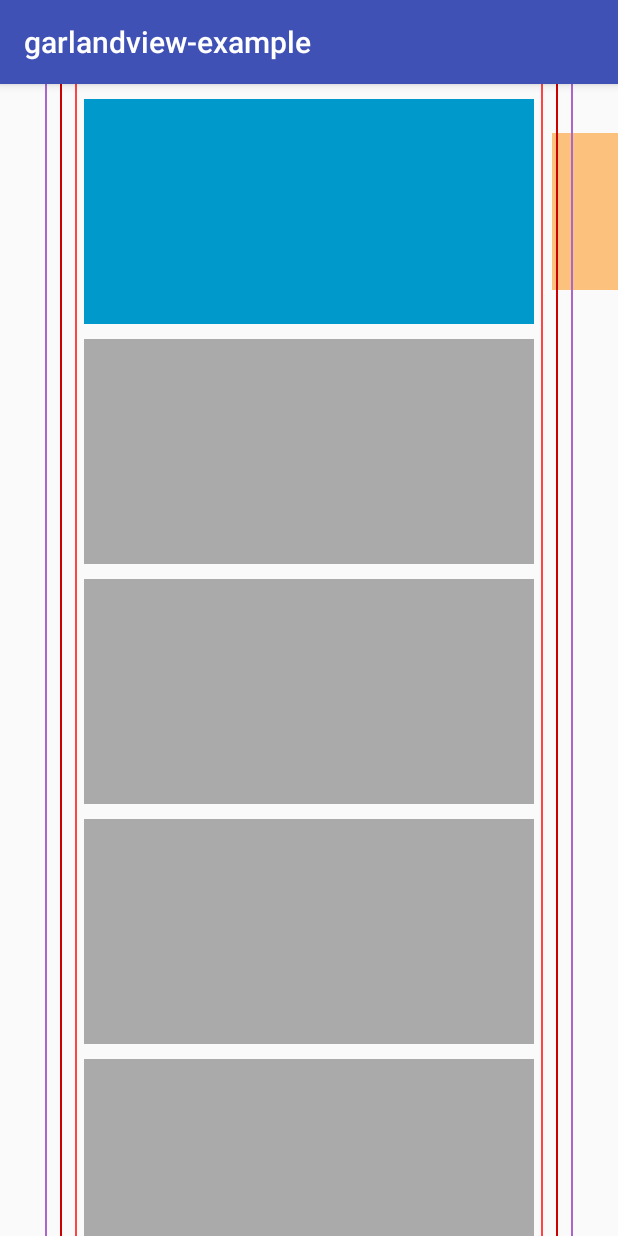
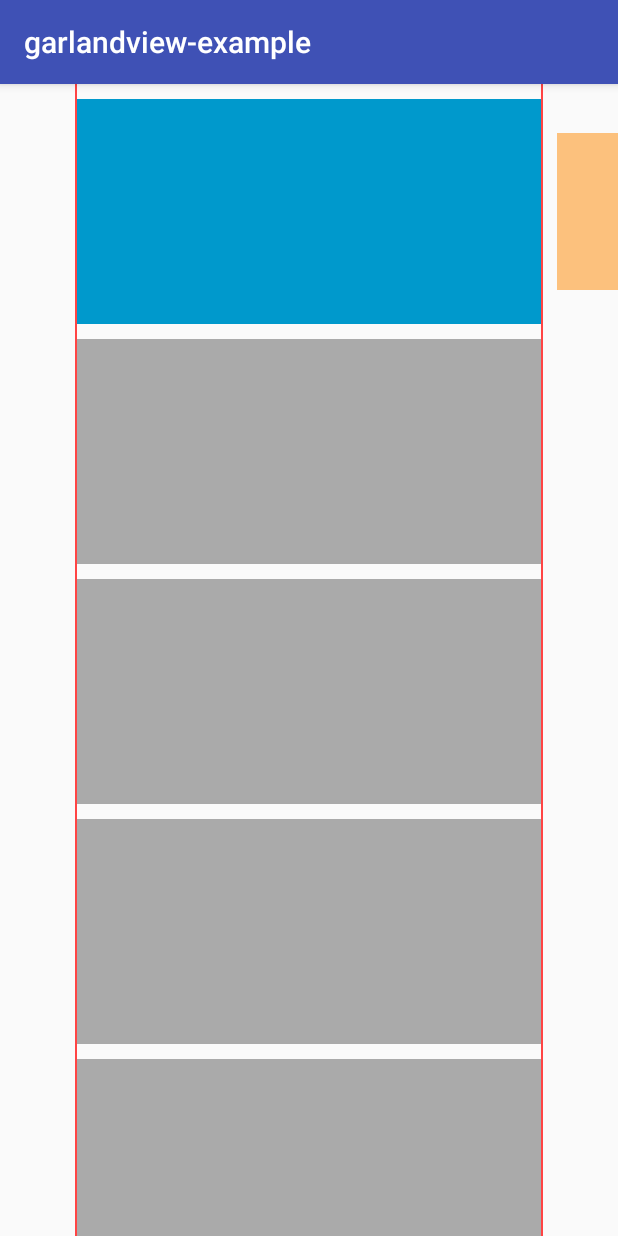
Before and after one commit to Ramotion/garland-view-android, an Android app: the screen it shows after launch (MainActivity), on a phone screen of 412 x 824 dp. Run offline under Robolectric (Android 15) with nearby library versions, the phone set to English and light mode, and no system bars.

Commit message:
Fix view layout in TailLayoutManager

```diff
--- a/garland-view-example/src/main/java/com/ramotion/garlandview/example/tail/AlphaScalePageTransformer.java
+++ b/garland-view-example/src/main/java/com/ramotion/garlandview/example/tail/AlphaScalePageTransformer.java
@@ -13,8 +13,8 @@ public class AlphaScalePageTransformer implements TailLayoutManager.PageTransfor
     private static final float INACTIVE_SCALE = 0.7f;
     private static final float INACTIVE_ALPHA = 0.5f;
     private static final float INACTIVE_ALPHA_CHILD = 0.0f;
-
-    private static final int OFFSET_MAX = 300;
+    private static final float PIVOT_X_SCALE = 0.8f;
+    private static final int OFFSET_MAX = 200;
 
     @Override
     public void transformPage(@NonNull View page, float position) {
@@ -46,8 +46,8 @@ public class AlphaScalePageTransformer implements TailLayoutManager.PageTransfor
             pivotRatio = 1;
         }
 
-        final int half = page.getWidth() / 2;
-        final float pivotX = half - pivotRatio * half;
+        final float half = page.getWidth() / 2;
+        final float pivotX = half - pivotRatio * half * PIVOT_X_SCALE;
 
         final int childHeight = ll.getChildAt(0).getHeight();
         final float yOffset = (childHeight - childHeight * scale) / 2;
--- a/garland-view-example/src/main/java/com/ramotion/garlandview/example/tail/TailLayoutManager.java
+++ b/garland-view-example/src/main/java/com/ramotion/garlandview/example/tail/TailLayoutManager.java
@@ -174,7 +174,7 @@ public class TailLayoutManager extends RecyclerView.LayoutManager
             } else {
                 view = recycler.getViewForPosition(pos);
                 addView(view);
-                measureChildWithMargins(view, 0, 0);
+                measureChildWithMargins(view, mSideOffset * 2, 0);
                 layoutDecorated(view, viewLeft, 0, viewLeft + viewWidth, getDecoratedMeasuredHeight(view));
             }
 
--- a/garland-view-example/src/main/res/layout/activity_main.xml
+++ b/garland-view-example/src/main/res/layout/activity_main.xml
@@ -24,32 +24,4 @@
         android:layout_marginEnd="50dp"
         android:background="@android:color/holo_red_light"/>
 
-    <View
-        android:layout_width="1dp"
-        android:layout_height="match_parent"
-        android:layout_gravity="start|center_vertical"
-        android:layout_marginStart="40dp"
-        android:background="@android:color/holo_red_dark"/>
-
-    <View
-        android:layout_width="1dp"
-        android:layout_height="match_parent"
-        android:layout_gravity="end|center_vertical"
-        android:layout_marginEnd="40dp"
-        android:background="@android:color/holo_red_dark"/>
-
-    <View
-        android:layout_width="1dp"
-        android:layout_height="match_parent"
-        android:layout_gravity="start|center_vertical"
-        android:layout_marginStart="30dp"
-        android:background="@android:color/holo_purple"/>
-
-    <View
-        android:layout_width="1dp"
-        android:layout_height="match_parent"
-        android:layout_gravity="end|center_vertical"
-        android:layout_marginEnd="30dp"
-        android:background="@android:color/holo_purple"/>
-
 </FrameLayout>
--- a/garland-view-example/src/main/res/layout/tail_item_1.xml
+++ b/garland-view-example/src/main/res/layout/tail_item_1.xml
@@ -1,6 +1,6 @@
 <?xml version="1.0" encoding="utf-8"?>
 <FrameLayout xmlns:android="http://schemas.android.com/apk/res/android"
-    android:layout_width="@dimen/tail_item_width"
+    android:layout_width="match_parent"
     android:layout_height="match_parent"
     android:background="@android:color/transparent"
     android:clipChildren="false">
@@ -16,7 +16,7 @@
             android:id="@+id/linear_layout"
             android:orientation="vertical"
             android:layout_height="wrap_content"
-            android:layout_width="@dimen/tail_item_width"
+            android:layout_width="match_parent"
             android:clipChildren="false">
 
             <!-- Fake offset view -->
--- a/garland-view-example/src/main/res/layout/tail_item_2.xml
+++ b/garland-view-example/src/main/res/layout/tail_item_2.xml
@@ -1,13 +1,13 @@
 <?xml version="1.0" encoding="utf-8"?>
 <FrameLayout xmlns:android="http://schemas.android.com/apk/res/android"
-    android:layout_width="@dimen/tail_item_width"
+    android:layout_width="match_parent"
     android:layout_height="match_parent"
     android:background="@android:color/transparent"
     android:clipChildren="false">
 
     <android.support.v4.widget.NestedScrollView
         xmlns:android="http://schemas.android.com/apk/res/android"
-        android:layout_width="wrap_content"
+        android:layout_width="match_parent"
         android:layout_height="match_parent"
         android:background="@android:color/transparent"
         android:layout_gravity="center"
@@ -16,7 +16,7 @@
         <LinearLayout
             android:id="@+id/linear_layout"
             android:orientation="vertical"
-            android:layout_width="@dimen/tail_item_width"
+            android:layout_width="match_parent"
             android:layout_height="wrap_content"
             android:clipChildren="false">
 
```
